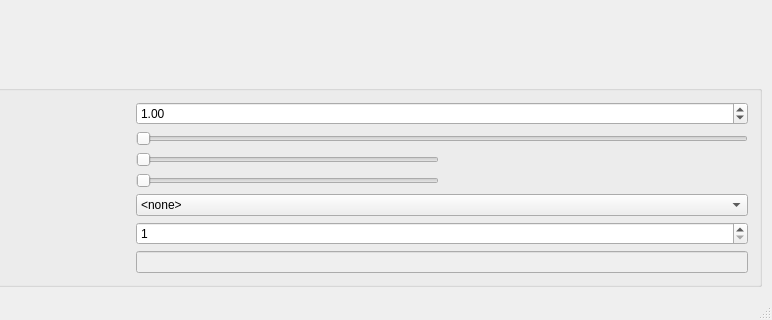
Old version of the form mainwindow.ui in the repository 607011/w-1; both pictures show x 508 to 1280 and y 368 to 688 of the 1280 by 688 pixel window.
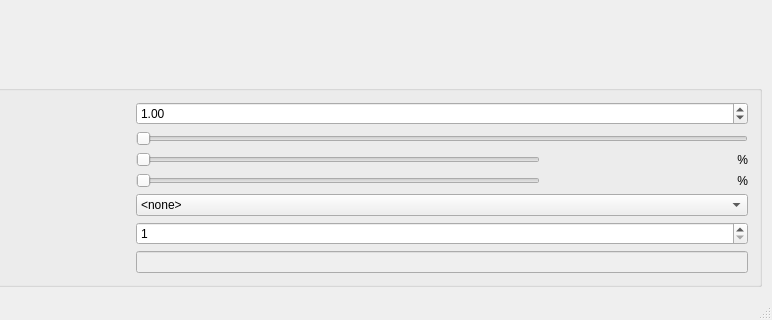
New version of the form.

Commit message: GUI-Layout optimiert.

```diff
--- a/mainwindow.ui
+++ b/mainwindow.ui
@@ -384,7 +384,7 @@
             <widget class="QSlider" name="saturationSlider">
              <property name="sizePolicy">
               <sizepolicy hsizetype="Preferred" vsizetype="Fixed">
-               <horstretch>0</horstretch>
+               <horstretch>2</horstretch>
                <verstretch>0</verstretch>
               </sizepolicy>
              </property>
@@ -404,8 +404,17 @@
            </item>
            <item>
             <widget class="QLabel" name="saturationLabel">
+             <property name="sizePolicy">
+              <sizepolicy hsizetype="Preferred" vsizetype="Preferred">
+               <horstretch>1</horstretch>
+               <verstretch>0</verstretch>
+              </sizepolicy>
+             </property>
              <property name="text">
-              <string/>
+              <string>%</string>
+             </property>
+             <property name="alignment">
+              <set>Qt::AlignRight|Qt::AlignTrailing|Qt::AlignVCenter</set>
              </property>
             </widget>
            </item>
@@ -417,7 +426,7 @@
             <widget class="QSlider" name="contrastSlider">
              <property name="sizePolicy">
               <sizepolicy hsizetype="Preferred" vsizetype="Fixed">
-               <horstretch>0</horstretch>
+               <horstretch>2</horstretch>
                <verstretch>0</verstretch>
               </sizepolicy>
              </property>
@@ -437,8 +446,17 @@
            </item>
            <item>
             <widget class="QLabel" name="contrastLabel">
+             <property name="sizePolicy">
+              <sizepolicy hsizetype="Preferred" vsizetype="Preferred">
+               <horstretch>1</horstretch>
+               <verstretch>0</verstretch>
+              </sizepolicy>
+             </property>
              <property name="text">
-              <string/>
+              <string>%</string>
+             </property>
+             <property name="alignment">
+              <set>Qt::AlignRight|Qt::AlignTrailing|Qt::AlignVCenter</set>
              </property>
             </widget>
            </item>
```
Left out of the diff: 17 changed lines with no effect on the pictures.
